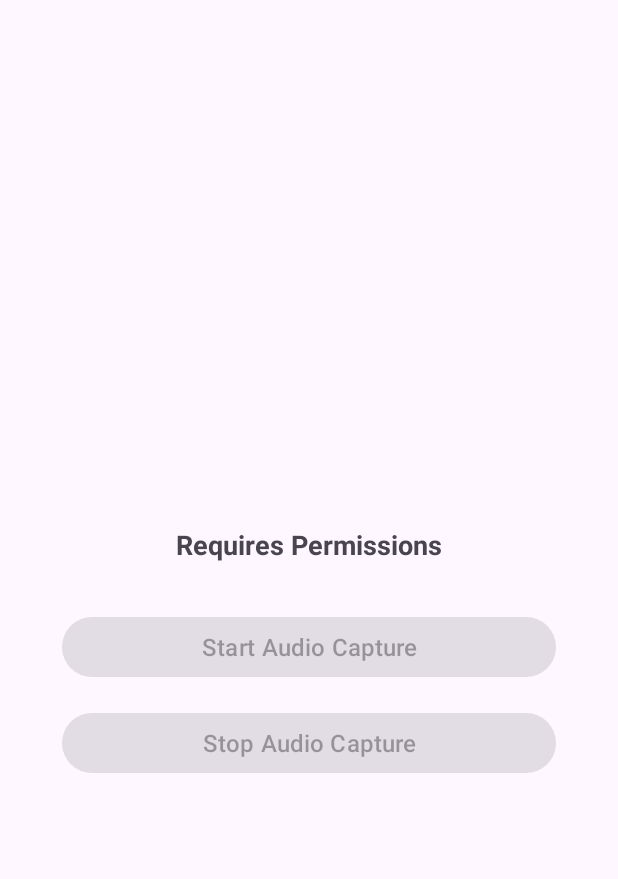
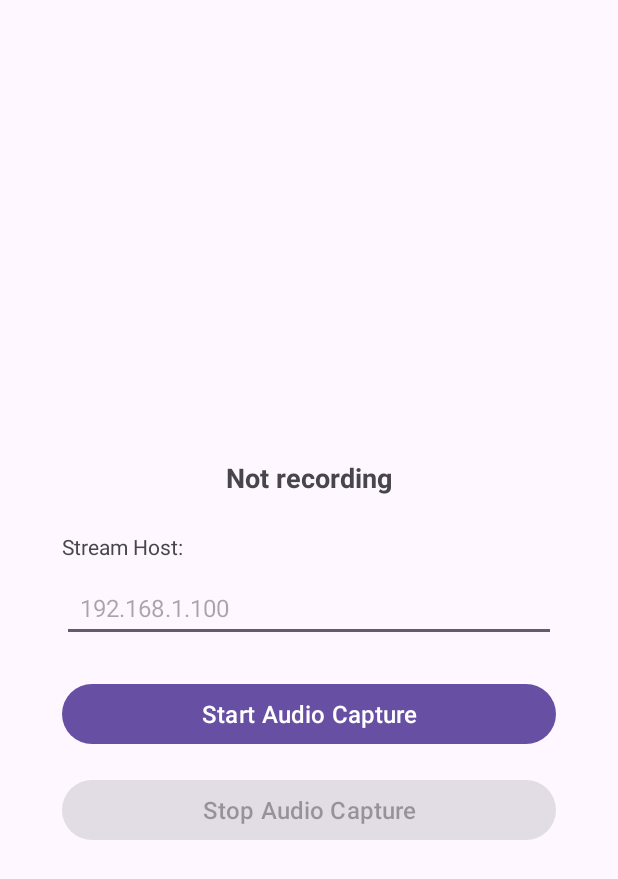
Before and after one commit to Heaven-Waves/android-app, an Android app: the screen it shows after launch (MainActivity), on a phone screen of 412 x 824 dp. Shown: the top 879 px of the screen. Run offline under Robolectric (Android 15) with nearby library versions, the phone set to English and light mode, and no system bars; 4 statements that could not run were skipped.

Commit message:
feat(ui): add input textview to enter the udp address to stream to

```diff
--- a/app/src/main/java/com/justivo/heavenwaves/MainActivity.java
+++ b/app/src/main/java/com/justivo/heavenwaves/MainActivity.java
@@ -44,6 +44,7 @@ public class MainActivity extends AppCompatActivity {
     private Button startButton;
     private Button stopButton;
     private TextView statusText;
+    private android.widget.EditText hostInput;
 
     @SuppressLint("InlinedApi")
     private final String[] permissionsToRequest = {
@@ -75,9 +76,17 @@ public class MainActivity extends AppCompatActivity {
             new ActivityResultContracts.StartActivityForResult(),
             result -> {
                 if (result.getResultCode() == RESULT_OK && result.getData() != null) {
+                    // Get host value from input field
+                    String host = hostInput.getText().toString().trim();
+                    if (host.isEmpty()) {
+                        Toast.makeText(this, "Please enter a host address", Toast.LENGTH_SHORT).show();
+                        return;
+                    }
+
                     // Permission granted, start the service
                     Intent serviceIntent = new Intent(this, AudioCaptureService.class);
                     serviceIntent.putExtra("MEDIA_PROJECTION", result.getData());
+                    serviceIntent.putExtra("HOST", host);
                     startForegroundService(serviceIntent);
 
                     updateUIState(true);
@@ -123,6 +132,7 @@ public class MainActivity extends AppCompatActivity {
         startButton = findViewById(R.id.start_button);
         stopButton = findViewById(R.id.stop_button);
         statusText = findViewById(R.id.status_text);
+        hostInput = findViewById(R.id.host_input);
 
         // Set up button listeners
         startButton.setOnClickListener(v -> requestMediaProjection());
@@ -130,6 +140,7 @@ public class MainActivity extends AppCompatActivity {
 
         // Request necessary permissions on startup
         permissionsLauncher.launch(permissionsToRequest);
+        updateUIState(false);
     }
 
     private void showNextPermissionDialog() {
@@ -161,6 +172,7 @@ public class MainActivity extends AppCompatActivity {
                 .onDismiss(permissionDialogQueue::removeFirst)
                 .onContinue(() -> {
                     permissionsLauncher.launch(new String[] { permission });
+                    updateUIState(false);
                 })
                 .onGoToAppSettingsClick(this::openAppSettings)
                 .build();
@@ -185,7 +197,7 @@ public class MainActivity extends AppCompatActivity {
     private void updateUIState(boolean isRecording) {
         startButton.setEnabled(!isRecording);
         stopButton.setEnabled(isRecording);
-        statusText.setText(permissionDialogQueue.toString());
+        statusText.setText(isRecording ? "Recording..." : "Not recording");
     }
 
     private void openAppSettings() {
--- a/app/src/main/res/layout/activity_main.xml
+++ b/app/src/main/res/layout/activity_main.xml
@@ -28,23 +28,51 @@
         android:text="Requires Permissions"
         android:textSize="18sp"
         android:textStyle="bold"
+        app:layout_constraintBottom_toTopOf="@+id/host_input_label"
+        app:layout_constraintEnd_toEndOf="parent"
+        app:layout_constraintStart_toStartOf="parent"
+        app:layout_constraintTop_toBottomOf="@+id/gstreamer_info_text" />
+
+    <TextView
+        android:id="@+id/host_input_label"
+        android:layout_width="0dp"
+        android:layout_height="wrap_content"
+        android:layout_marginTop="24dp"
+        android:text="Stream Host:"
+        android:textSize="14sp"
+        app:layout_constraintBottom_toTopOf="@+id/host_input"
+        app:layout_constraintEnd_toEndOf="parent"
+        app:layout_constraintStart_toStartOf="parent"
+        app:layout_constraintTop_toBottomOf="@+id/status_text"
+        app:layout_constraintWidth_percent="0.8" />
+
+    <EditText
+        android:id="@+id/host_input"
+        android:layout_width="0dp"
+        android:layout_height="wrap_content"
+        android:layout_marginTop="8dp"
+        android:hint="192.168.1.100"
+        android:inputType="text"
+        android:textSize="16sp"
+        android:padding="12dp"
         app:layout_constraintBottom_toTopOf="@+id/start_button"
         app:layout_constraintEnd_toEndOf="parent"
         app:layout_constraintStart_toStartOf="parent"
-        app:layout_constraintTop_toBottomOf="@+id/gstreamer_info_text" />
+        app:layout_constraintTop_toBottomOf="@+id/host_input_label"
+        app:layout_constraintWidth_percent="0.8" />
 
     <Button
         android:id="@+id/start_button"
         android:layout_width="0dp"
         android:layout_height="wrap_content"
-        android:layout_marginTop="32dp"
+        android:layout_marginTop="24dp"
         android:text="Start Audio Capture"
         android:textSize="16sp"
         android:enabled="false"
         app:layout_constraintBottom_toTopOf="@+id/stop_button"
         app:layout_constraintEnd_toEndOf="parent"
         app:layout_constraintStart_toStartOf="parent"
-        app:layout_constraintTop_toBottomOf="@+id/status_text"
+        app:layout_constraintTop_toBottomOf="@+id/host_input"
         app:layout_constraintWidth_percent="0.8" />
 
     <Button
```
